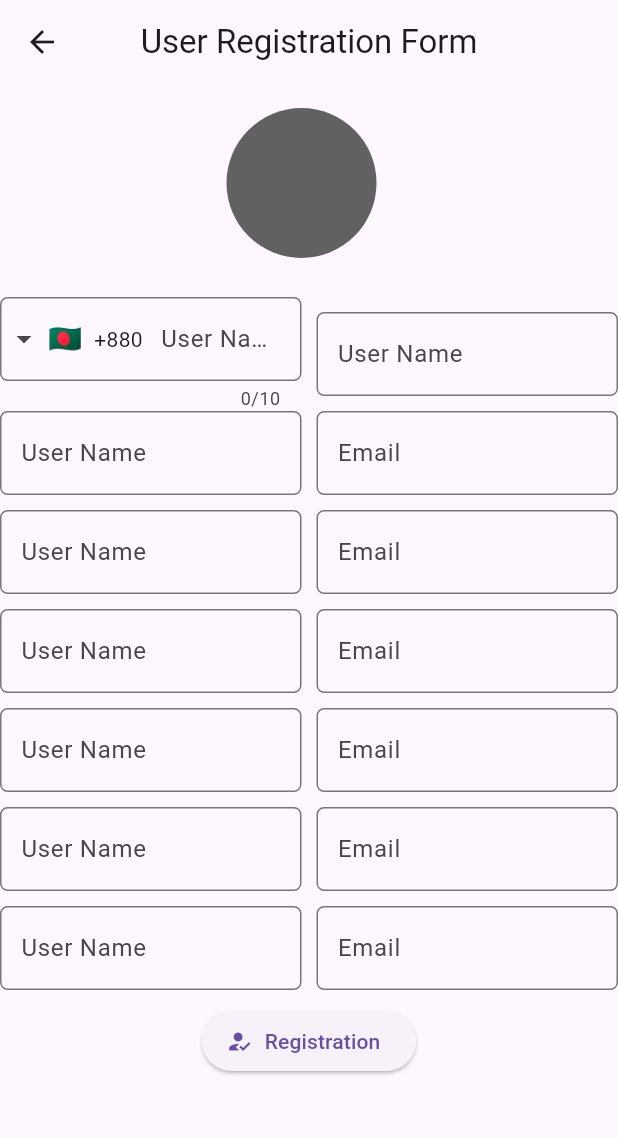
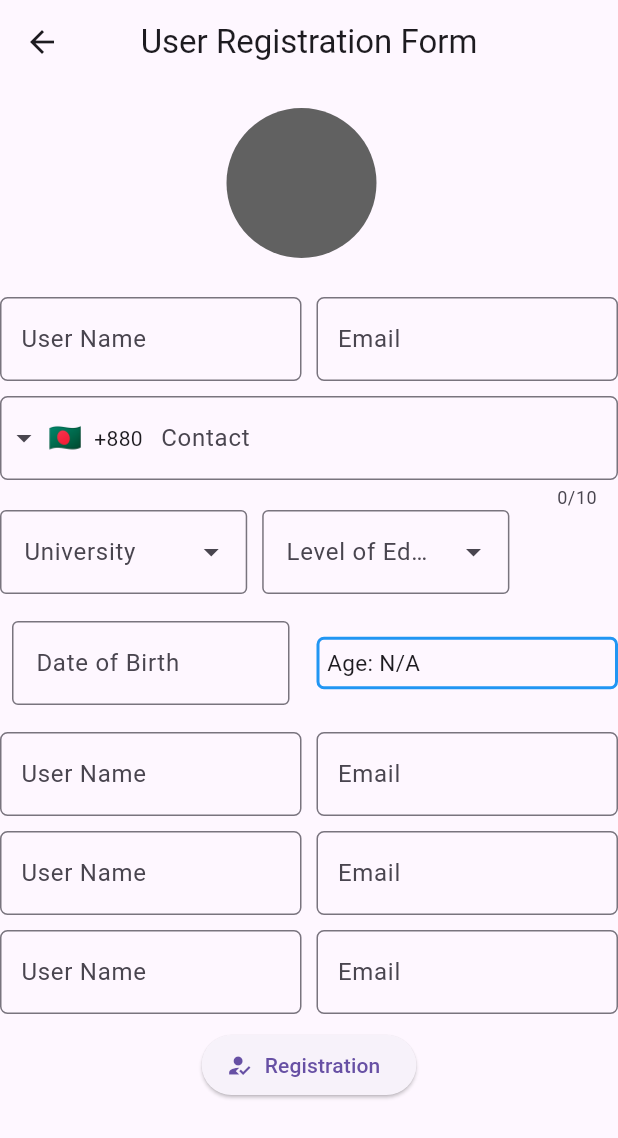
Before and after one commit to sharifdujee/Flutter_Project, a Flutter app: the RegistrationPage screen opened directly, on a phone screen of 412 x 824 dp. Shown: the top 1138 px of the screen. Run offline on Flutter 3.47's test engine with Material 3 defaults, Android fonts, the phone set to English and light mode, and no system bars; drawn by our look-alikes of dropdown_textfield, intl_phone_field; our stand-ins replace firebase_core, firebase_storage, get, google_fonts, image_picker; accounts and stored records are empty.

Commit message:
Age Calucaltion

```diff
--- a/lib/screen/registretion_screen.dart
+++ b/lib/screen/registretion_screen.dart
@@ -1,11 +1,13 @@
 import 'dart:developer';
 import 'dart:io';
 
+import 'package:dropdown_textfield/dropdown_textfield.dart';
 import 'package:firebase_storage/firebase_storage.dart';
 import 'package:flutter/cupertino.dart';
 import 'package:flutter/material.dart';
 import 'package:get/get.dart';
 import 'package:image_picker/image_picker.dart';
+import 'package:intl/intl.dart';
 import 'package:intl_phone_field/intl_phone_field.dart';
 import 'package:uuid/uuid.dart';
 
@@ -20,6 +22,7 @@ class _RegistrationPageState extends State<RegistrationPage> {
   final nameController = TextEditingController();
   final referenceController = TextEditingController();
   static File? profilepic;
+  final dobController = TextEditingController();
   // Image Upload
 
 
@@ -96,43 +99,6 @@ class _RegistrationPageState extends State<RegistrationPage> {
                 children: [
                   Expanded(
                     flex: 1,
-                    child: IntlPhoneField(
-                      initialCountryCode: 'BD',
-                      languageCode: 'BN',
-                      controller: nameController,
-                      keyboardType: TextInputType.phone,
-                      decoration: InputDecoration(
-                          labelText: 'User Name',
-                          //hintText: 'Enter phone number',
-                          border: OutlineInputBorder(
-                            gapPadding: 2,
-                            borderRadius: BorderRadius.circular(5),
-                          )),
-                    ),
-                  ),
-                  const SizedBox(
-                    width: 10,
-                  ),
-                  Expanded(
-                    flex: 1,
-                    child: TextFormField(
-                      controller: nameController,
-                      keyboardType: TextInputType.text,
-                      decoration: InputDecoration(
-                          labelText: 'User Name',
-                          hintText: 'Enter user name',
-                          border: OutlineInputBorder(
-                            gapPadding: 2,
-                            borderRadius: BorderRadius.circular(5),
-                          )),
-                    ),
-                  ),
-                ],
-              ),
-              Row(
-                children: [
-                  Expanded(
-                    flex: 1,
                     child: TextFormField(
                       controller: nameController,
                       keyboardType: TextInputType.text,
@@ -170,71 +136,71 @@ class _RegistrationPageState extends State<RegistrationPage> {
                 children: [
                   Expanded(
                     flex: 1,
-                    child: TextFormField(
+                    child: IntlPhoneField(
+                      initialCountryCode: 'BD',
+                      languageCode: 'BN',
                       controller: nameController,
-                      keyboardType: TextInputType.text,
+                      keyboardType: TextInputType.phone,
                       decoration: InputDecoration(
-                          labelText: 'User Name',
-                          hintText: 'Enter user name',
+                          labelText: 'Contact',
+                          //hintText: 'Enter phone number',
                           border: OutlineInputBorder(
                             gapPadding: 2,
                             borderRadius: BorderRadius.circular(5),
                           )),
                     ),
                   ),
+
+
+                ],
+              ),
+              Row(
+                children: [
+                  Expanded(
+                    flex: 1,
+                    child: (
+                    _universityList()
+                    ),
+                  ),
                   const SizedBox(
                     width: 10,
                   ),
-                  Expanded(
-                    child: TextFormField(
-                      controller: nameController,
-                      keyboardType: TextInputType.text,
-                      decoration: InputDecoration(
-                          labelText: 'Email',
-                          hintText: 'Enter email',
-                          border: OutlineInputBorder(
-                            gapPadding: 2,
-                            borderRadius: BorderRadius.circular(5),
-                          )),
-                    ),
-                  ),
+
                 ],
               ),
               const SizedBox(
                 height: 10,
               ),
+
               Row(
                 children: [
                   Expanded(
                     flex: 1,
-                    child: TextFormField(
-                      controller: nameController,
-                      keyboardType: TextInputType.text,
-                      decoration: InputDecoration(
-                          labelText: 'User Name',
-                          hintText: 'Enter user name',
-                          border: OutlineInputBorder(
-                            gapPadding: 2,
-                            borderRadius: BorderRadius.circular(5),
-                          )),
-                    ),
+                   child: _dateOfBirth(),
+
                   ),
                   const SizedBox(
                     width: 10,
                   ),
                   Expanded(
-                    child: TextFormField(
-                      controller: nameController,
-                      keyboardType: TextInputType.text,
-                      decoration: InputDecoration(
-                          labelText: 'Email',
-                          hintText: 'Enter email',
-                          border: OutlineInputBorder(
-                            gapPadding: 2,
-                            borderRadius: BorderRadius.circular(5),
-                          )),
-                    ),
+                    flex: 1,
+                    child: Container(
+                      padding: EdgeInsets.all(5.00),
+                      decoration: BoxDecoration(
+                        border: Border.all(
+                          color: Colors.blue,
+                          width: 2,
+                        ),
+                        borderRadius: BorderRadius.circular(5),
+                      ),
+                      child: Text('Age: ${getFormattedAge(dobController.text)}',
+                      style: const TextStyle(fontSize: 15),),
+                    )
+                    ,
+
                   ),
+
+
                 ],
               ),
               const SizedBox(
@@ -364,4 +330,166 @@ class _RegistrationPageState extends State<RegistrationPage> {
       )),
     );
   }
+  Widget _universityList(){
+    return  Row(
+
+      children: [
+        SizedBox(
+          width: MediaQuery.of(context).size.width*0.4,
+          child: DropDownTextField(
+            textFieldDecoration: const InputDecoration(
+                hintText: 'Select institution name',
+                labelText: 'University',
+                border: OutlineInputBorder(
+                  borderSide: BorderSide(
+                    width: 3,
+                    style: BorderStyle.solid,
+                  ),
+                  gapPadding: 4,
+                )
+            ),
+
+            listSpace: 20,
+            listPadding: ListPadding(top: 10),
+            enableSearch: true,
+            validator: (value){
+              if(value==null){
+                return 'Please Select your institution name';
+              }
+              else{
+                return null;
+              }
+            },
+            dropdownColor: Colors.green,
+            onChanged: ((value){
+              setState(() {
+                // if needs apply logic
+              });
+
+            }),
+            dropDownList: [
+              DropDownValueModel(name: "DU", value: 'Dhaka University')
+            ],
+
+          ),
+        ),
+        const SizedBox(
+          width: 10,
+        ),
+        SizedBox(
+
+          width: MediaQuery.of(context).size.width*0.4,
+          child: DropDownTextField(
+            textFieldDecoration: const InputDecoration(
+              hintText: 'Select education level',
+              labelText: 'Level of Education',
+              border: OutlineInputBorder(
+                borderSide: BorderSide(
+                  width: 3,
+                  style: BorderStyle.solid,
+                ),
+                gapPadding: 4,
+              )
+            ),
+
+            listSpace: 20,
+            listPadding: ListPadding(top: 10),
+            enableSearch: true,
+            validator: (value){
+              if(value==null){
+                return 'Please Select your institution name';
+              }
+              else{
+                return null;
+              }
+            },
+            dropdownColor: Colors.green,
+            onChanged: ((value){
+              setState(() {
+                // if needs apply logic
+              });
+
+            }),
+            dropDownList: [
+              DropDownValueModel(name: "DU", value: 'Dhaka University')
+            ],
+
+          ),
+        ),
+
+      ],
+    );
+  }
+
+  Widget _dateOfBirth() {
+    return Padding(
+      padding: EdgeInsets.all(8.0),
+      child: TextFormField(
+        controller: dobController,
+        decoration: InputDecoration(
+          labelText: 'Date of Birth',
+          border: OutlineInputBorder(),
+        ),
+        onTap: () async {
+          DateTime? selectedDate = await showDatePicker(
+            context: context,
+            firstDate: DateTime(1900),
+            lastDate: DateTime.now(),
+          );
+
+          if (selectedDate != null) {
+            setState(() {
+              // Format the selected date as a string and update the controller
+              dobController.text = DateFormat('yyyy-MM-dd').format(selectedDate);
+            });
+          }
+        },
+      ),
+    );
+  }
+
+  String getFormattedAge(String dob) {
+    if (dob.isEmpty) {
+      return 'N/A'; // Return 'N/A' if DOB is not provided
+    }
+
+    DateTime currentDate = DateTime.now();
+    DateTime birthDate = DateFormat('yyyy-MM-dd').parse(dob);
+
+    int ageYears = currentDate.year - birthDate.year;
+    int ageMonths = currentDate.month - birthDate.month;
+    int ageDays = currentDate.day - birthDate.day;
+
+    if (ageDays < 0) {
+      ageMonths--;
+      ageDays += DateTime(currentDate.year, currentDate.month - 1, 0).day;
+    }
+
+    if (ageMonths < 0) {
+      ageYears--;
+      ageMonths += 12;
+    }
+
+    return '$ageYears years, $ageMonths months, $ageDays days';
+  }
 }
+
+  // age calculation
+  int calculateAge(String dob) {
+    if (dob.isEmpty) {
+      return 0; // Return 0 if DOB is not provided
+    }
+
+    DateTime currentDate = DateTime.now();
+    DateTime birthDate = DateFormat('yyyy-MM-dd').parse(dob);
+
+    int age = currentDate.year - birthDate.year;
+
+    // Adjust age based on month and day
+    if (currentDate.month < birthDate.month ||
+        (currentDate.month == birthDate.month && currentDate.day < birthDate.day)) {
+      age--;
+    }
+
+    return age;
+  }
--- a/pubspec.yaml
+++ b/pubspec.yaml
@@ -46,6 +46,7 @@ dependencies:
   uuid: ^4.3.3
   image_picker: ^1.0.7
   get: ^4.6.6
+  dropdown_textfield: ^1.0.8
 
 
 flutter_launcher_icons:
```
Also changed, not shown: pubspec.lock.
